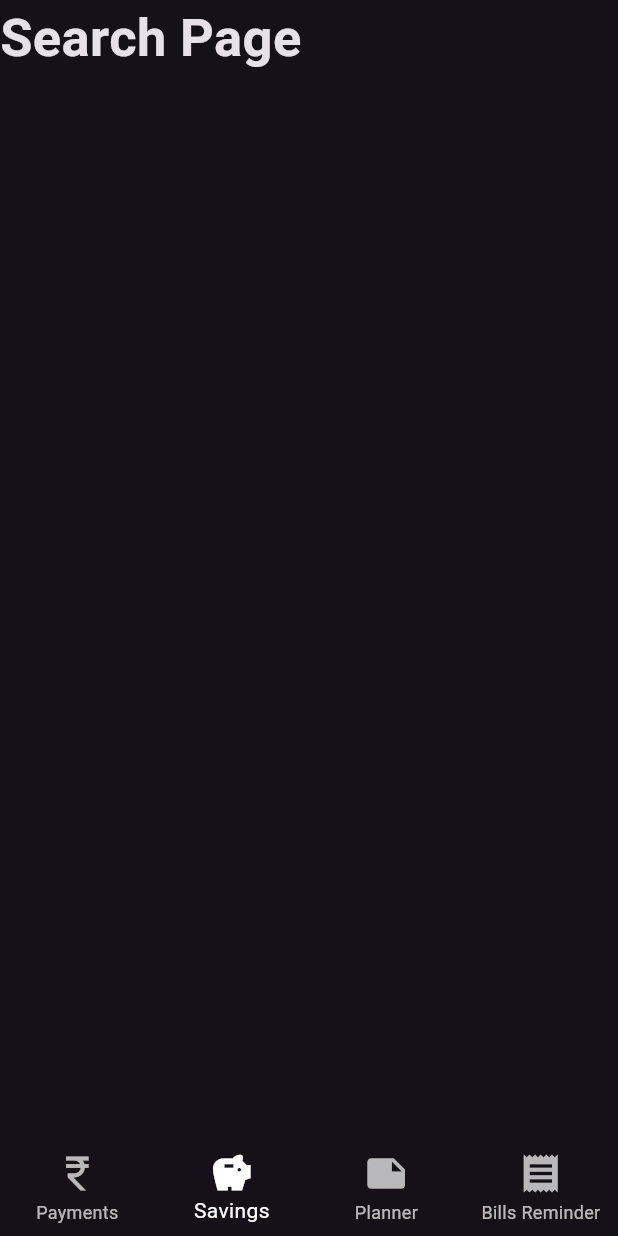
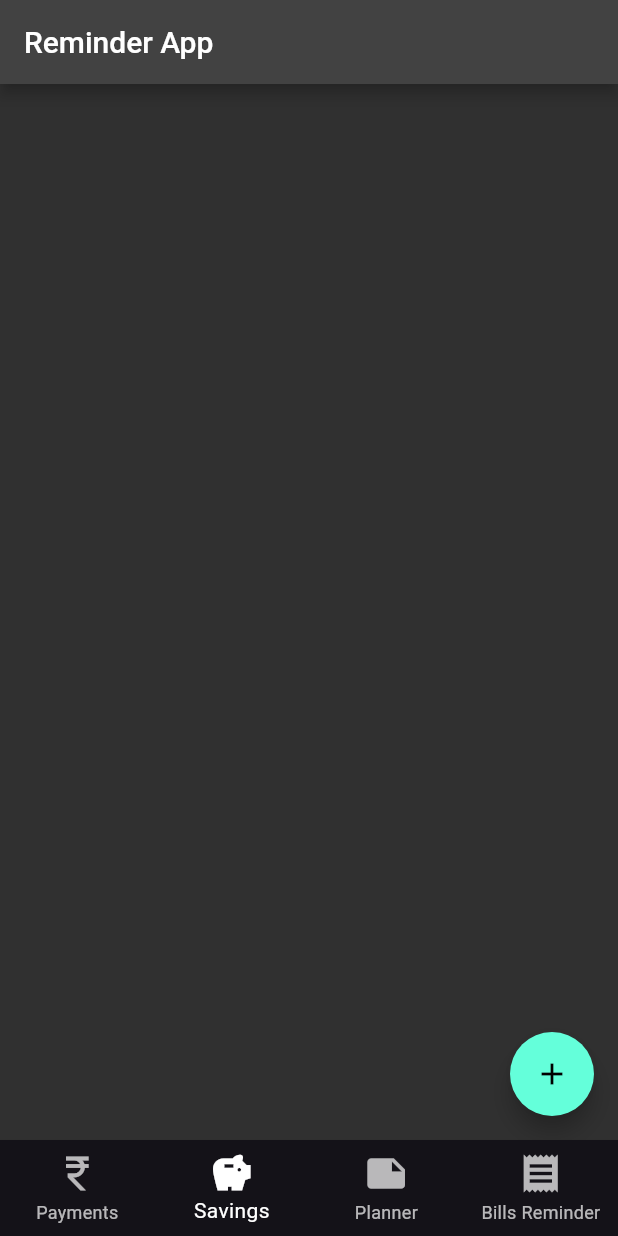
Before and after one commit to karthxk07/BeriPay, a Flutter app: the screen it shows after launch, item 2 of the bottom bar chosen, on a phone screen of 412 x 824 dp. Run offline on Flutter 3.47's test engine with Material 2 defaults, Android fonts, the phone set to English and light mode, and no system bars; our stand-ins replace google_fonts.

Commit message:
reminder added

```diff
--- a/lib/main.dart
+++ b/lib/main.dart
@@ -1,6 +1,8 @@
 import 'package:flutter/material.dart';
 import 'package:google_fonts/google_fonts.dart';
 import 'package:beripay/widgets/contacts.dart';
+import 'package:beripay/widgets/reminder.dart';
+
 
 void main() {
   runApp(const MyApp());
@@ -34,8 +36,7 @@ class _MyHomePageState extends State<MyHomePage> {
   int _selectedIndex = 0;
   static List<Widget> _widgetOptions = <Widget>[
     Contacts(),
-    Text('Search Page',
-        style: TextStyle(fontSize: 35, fontWeight: FontWeight.bold)),
+   ReminderApp(),
     Text('Profile Page',
         style: TextStyle(fontSize: 35, fontWeight: FontWeight.bold)),
   ];
--- /dev/null
+++ b/lib/widgets/reminder.dart
@@ -0,0 +1,117 @@
+import 'package:flutter/material.dart';
+class ReminderApp extends StatelessWidget {
+  @override
+  Widget build(BuildContext context) {
+    return MaterialApp(
+      title: 'Reminder App',
+      theme: ThemeData.dark(),
+      home: HomePage(),
+    );
+  }
+}
+
+class HomePage extends StatefulWidget {
+  @override
+  _HomePageState createState() => _HomePageState();
+}
+
+class _HomePageState extends State<HomePage> {
+  List<String> reminders = [];
+
+  void addReminder(String reminder) {
+    setState(() {
+      reminders.add(reminder);
+    });
+  }
+
+  void deleteReminder(int index) {
+    setState(() {
+      reminders.removeAt(index);
+    });
+  }
+
+  @override
+  Widget build(BuildContext context) {
+    return Scaffold(
+      appBar: AppBar(
+        title: Text('Reminder App'),
+      ),
+      body: Column(
+        children: [
+          Expanded(
+            child: ListView.builder(
+              itemCount: reminders.length,
+              itemBuilder: (context, index) {
+                return ListTile(
+                  title: Text(
+                    reminders[index],
+                    style: TextStyle(
+                      color: Colors.white,
+                    ),
+                  ),
+                  trailing: IconButton(
+                    icon: Icon(Icons.delete),
+                    onPressed: () {
+                      deleteReminder(index);
+                    },
+                    color: Colors.white,
+                  ),
+                );
+              },
+            ),
+          ),
+        ],
+      ),
+      floatingActionButton: FloatingActionButton(
+        onPressed: () {
+          showDialog(
+            context: context,
+            builder: (context) => AlertDialog(
+              title: Text(
+                'Add Reminder',
+                style: TextStyle(
+                  color: Colors.white,
+                ),
+              ),
+              content: TextField(
+                onChanged: (value) {
+                  // Handle text input
+                },
+                style: TextStyle(
+                  color: Colors.white,
+                ),
+              ),
+              backgroundColor: Colors.grey[900],
+              actions: [
+                ElevatedButton(
+                  onPressed: () {
+                    Navigator.pop(context);
+                  },
+                  child: Text('Cancel'),
+                  style: ElevatedButton.styleFrom(
+                    primary: Colors.red,
+                    onPrimary: Colors.white,
+                  ),
+                ),
+                ElevatedButton(
+                  onPressed: () {
+                    // Add the reminder
+                    String reminder = ''; // Retrieve the text input
+                    addReminder(reminder);
+                    Navigator.pop(context);
+                  },
+                  child: Text('Add'),
+                  style: ElevatedButton.styleFrom(
+                    primary: Colors.green,
+                    onPrimary: Colors.white,
+                  ),
+                ),
+              ],
+            ),
+          );
+        },
+        child: Icon(Icons.add),
+      ),
+    );
+  }
+}
```
